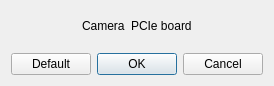
First picture: the form in escam/dialogdac.ui, repository Entwicklungsburo-Stresing/EBST_CAM, before the edit.
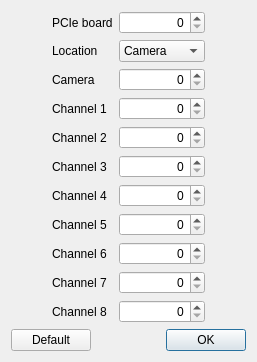
Second picture: the form after the edit. Custom widgets are drawn as their Qt base class.

Commit message: Add cameraPosition to set DAC

The edit to the form file:
```diff
--- a/escam/dialogdac.ui
+++ b/escam/dialogdac.ui
@@ -7,15 +7,15 @@
     <x>0</x>
     <y>0</y>
     <width>257</width>
-    <height>86</height>
+    <height>333</height>
    </rect>
   </property>
   <property name="windowTitle">
    <string>DAC</string>
   </property>
-  <layout class="QVBoxLayout" name="verticalLayout_4">
+  <layout class="QVBoxLayout" name="verticalLayout">
    <item>
-    <spacer name="verticalSpacer_3">
+    <spacer name="verticalSpacer_2">
      <property name="orientation">
       <enum>Qt::Vertical</enum>
      </property>
@@ -28,9 +28,26 @@
     </spacer>
    </item>
    <item>
-    <layout class="QHBoxLayout" name="horizontalLayout_4">
-     <item>
-      <spacer name="horizontalSpacer_2">
+    <layout class="QGridLayout" name="gridLayout">
+     <item row="2" column="2">
+      <widget class="QSpinBox" name="spinBoxCamera">
+       <property name="alignment">
+        <set>Qt::AlignRight|Qt::AlignTrailing|Qt::AlignVCenter</set>
+       </property>
+      </widget>
+     </item>
+     <item row="3" column="2">
+      <widget class="QSpinBox" name="spinBoxChannel1">
+       <property name="alignment">
+        <set>Qt::AlignRight|Qt::AlignTrailing|Qt::AlignVCenter</set>
+       </property>
+       <property name="maximum">
+        <number>65535</number>
+       </property>
+      </widget>
+     </item>
+     <item row="5" column="0">
+      <spacer name="horizontalSpacer">
        <property name="orientation">
         <enum>Qt::Horizontal</enum>
        </property>
@@ -42,71 +59,176 @@
        </property>
       </spacer>
      </item>
+     <item row="1" column="2">
+      <widget class="QComboBox" name="comboBoxLocation">
      <item>
-      <layout class="QVBoxLayout" name="verticalLayout"/>
-     </item>
-     <item>
-      <layout class="QVBoxLayout" name="verticalLayout_3">
-       <item>
-        <widget class="QLabel" name="labelCamera">
          <property name="text">
           <string>Camera</string>
          </property>
-        </widget>
        </item>
        <item>
-        <layout class="QHBoxLayout" name="horizontalLayout_3">
-         <item>
-          <widget class="DacSpinBoxes" name="dacSpinBoxesCameraBoard_0" native="true"/>
-         </item>
-         <item>
-          <widget class="DacSpinBoxes" name="dacSpinBoxesCameraBoard_1" native="true"/>
-         </item>
-         <item>
-          <widget class="DacSpinBoxes" name="dacSpinBoxesCameraBoard_2" native="true"/>
-         </item>
-         <item>
-          <widget class="DacSpinBoxes" name="dacSpinBoxesCameraBoard_3" native="true"/>
-         </item>
-         <item>
-          <widget class="DacSpinBoxes" name="dacSpinBoxesCameraBoard_4" native="true"/>
-         </item>
-        </layout>
-       </item>
-      </layout>
+        <property name="text">
+         <string>PCIe Card</string>
+        </property>
+       </item>
+      </widget>
+     </item>
+     <item row="10" column="2">
+      <widget class="QSpinBox" name="spinBoxChannel7">
+       <property name="alignment">
+        <set>Qt::AlignRight|Qt::AlignTrailing|Qt::AlignVCenter</set>
+       </property>
+       <property name="maximum">
+        <number>65535</number>
+       </property>
+      </widget>
+     </item>
+     <item row="7" column="1">
+      <widget class="QLabel" name="labelChannel5">
+       <property name="text">
+        <string>Channel 5</string>
+       </property>
+      </widget>
+     </item>
+     <item row="6" column="2">
+      <widget class="QSpinBox" name="spinBoxChannel4">
+       <property name="alignment">
+        <set>Qt::AlignRight|Qt::AlignTrailing|Qt::AlignVCenter</set>
+       </property>
+       <property name="maximum">
+        <number>65535</number>
+       </property>
+      </widget>
+     </item>
+     <item row="9" column="1">
+      <widget class="QLabel" name="labelChannel6">
+       <property name="text">
+        <string>Channel 6</string>
+       </property>
+      </widget>
+     </item>
+     <item row="5" column="2">
+      <widget class="QSpinBox" name="spinBoxChannel3">
+       <property name="alignment">
+        <set>Qt::AlignRight|Qt::AlignTrailing|Qt::AlignVCenter</set>
+       </property>
+       <property name="maximum">
+        <number>65535</number>
+       </property>
+      </widget>
      </item>
-     <item>
-      <layout class="QVBoxLayout" name="verticalLayout_2">
-       <item>
+     <item row="0" column="1">
         <widget class="QLabel" name="labelPcie">
          <property name="text">
           <string>PCIe board</string>
          </property>
         </widget>
        </item>
-       <item>
-        <layout class="QHBoxLayout" name="horizontalLayout_2">
-         <item>
-          <widget class="DacSpinBoxes" name="dacSpinBoxesPcieBoard_0" native="true"/>
-         </item>
-         <item>
-          <widget class="DacSpinBoxes" name="dacSpinBoxesPcieBoard_1" native="true"/>
-         </item>
-         <item>
-          <widget class="DacSpinBoxes" name="dacSpinBoxesPcieBoard_2" native="true"/>
-         </item>
-         <item>
-          <widget class="DacSpinBoxes" name="dacSpinBoxesPcieBoard_3" native="true"/>
-         </item>
-         <item>
-          <widget class="DacSpinBoxes" name="dacSpinBoxesPcieBoard_4" native="true"/>
-         </item>
-        </layout>
-       </item>
-      </layout>
+     <item row="11" column="1">
+      <widget class="QLabel" name="labelChannel8">
+       <property name="text">
+        <string>Channel 8</string>
+       </property>
+      </widget>
+     </item>
+     <item row="4" column="2">
+      <widget class="QSpinBox" name="spinBoxChannel2">
+       <property name="alignment">
+        <set>Qt::AlignRight|Qt::AlignTrailing|Qt::AlignVCenter</set>
+       </property>
+       <property name="maximum">
+        <number>65535</number>
+       </property>
+      </widget>
+     </item>
+     <item row="5" column="1">
+      <widget class="QLabel" name="labelChannel3">
+       <property name="text">
+        <string>Channel 3</string>
+       </property>
+      </widget>
+     </item>
+     <item row="0" column="2">
+      <widget class="QSpinBox" name="spinBoxPcie">
+       <property name="alignment">
+        <set>Qt::AlignRight|Qt::AlignTrailing|Qt::AlignVCenter</set>
+       </property>
+      </widget>
+     </item>
+     <item row="10" column="1">
+      <widget class="QLabel" name="labelChannel7">
+       <property name="text">
+        <string>Channel 7</string>
+       </property>
+      </widget>
+     </item>
+     <item row="11" column="2">
+      <widget class="QSpinBox" name="spinBoxChannel8">
+       <property name="alignment">
+        <set>Qt::AlignRight|Qt::AlignTrailing|Qt::AlignVCenter</set>
+       </property>
+       <property name="maximum">
+        <number>65535</number>
+       </property>
+      </widget>
+     </item>
+     <item row="7" column="2">
+      <widget class="QSpinBox" name="spinBoxChannel5">
+       <property name="alignment">
+        <set>Qt::AlignRight|Qt::AlignTrailing|Qt::AlignVCenter</set>
+       </property>
+       <property name="maximum">
+        <number>65535</number>
+       </property>
+      </widget>
      </item>
-     <item>
-      <spacer name="horizontalSpacer">
+     <item row="4" column="1">
+      <widget class="QLabel" name="labelChannel2">
+       <property name="text">
+        <string>Channel 2</string>
+       </property>
+      </widget>
+     </item>
+     <item row="1" column="1">
+      <widget class="QLabel" name="labelLocation">
+       <property name="text">
+        <string>Location</string>
+       </property>
+      </widget>
+     </item>
+     <item row="9" column="2">
+      <widget class="QSpinBox" name="spinBoxChannel6">
+       <property name="alignment">
+        <set>Qt::AlignRight|Qt::AlignTrailing|Qt::AlignVCenter</set>
+       </property>
+       <property name="maximum">
+        <number>65535</number>
+       </property>
+      </widget>
+     </item>
+     <item row="2" column="1">
+      <widget class="QLabel" name="labelCamera">
+       <property name="text">
+        <string>Camera</string>
+       </property>
+      </widget>
+     </item>
+     <item row="3" column="1">
+      <widget class="QLabel" name="labelChannel1">
+       <property name="text">
+        <string>Channel 1</string>
+       </property>
+      </widget>
+     </item>
+     <item row="6" column="1">
+      <widget class="QLabel" name="labelChannel4">
+       <property name="text">
+        <string>Channel 4</string>
+       </property>
+      </widget>
+     </item>
+     <item row="5" column="3">
+      <spacer name="horizontalSpacer_2">
        <property name="orientation">
         <enum>Qt::Horizontal</enum>
        </property>
@@ -121,7 +243,7 @@
     </layout>
    </item>
    <item>
-    <spacer name="verticalSpacer_2">
+    <spacer name="verticalSpacer">
      <property name="orientation">
       <enum>Qt::Vertical</enum>
      </property>
@@ -145,7 +267,7 @@
      <item>
       <widget class="QDialogButtonBox" name="buttonBox">
        <property name="standardButtons">
-        <set>QDialogButtonBox::Cancel|QDialogButtonBox::Ok</set>
+        <set>QDialogButtonBox::Ok</set>
        </property>
       </widget>
      </item>
@@ -154,14 +276,6 @@
   </layout>
  </widget>
  <layoutdefault spacing="6" margin="11"/>
- <customwidgets>
-  <customwidget>
-   <class>DacSpinBoxes</class>
-   <extends>QWidget</extends>
-   <header>dacspinboxes.h</header>
-   <container>1</container>
-  </customwidget>
- </customwidgets>
  <tabstops>
   <tabstop>pushButtonDefault</tabstop>
  </tabstops>
```
Lines whose indentation alone changed are shown as unchanged. The commit also changes 18 other files.
